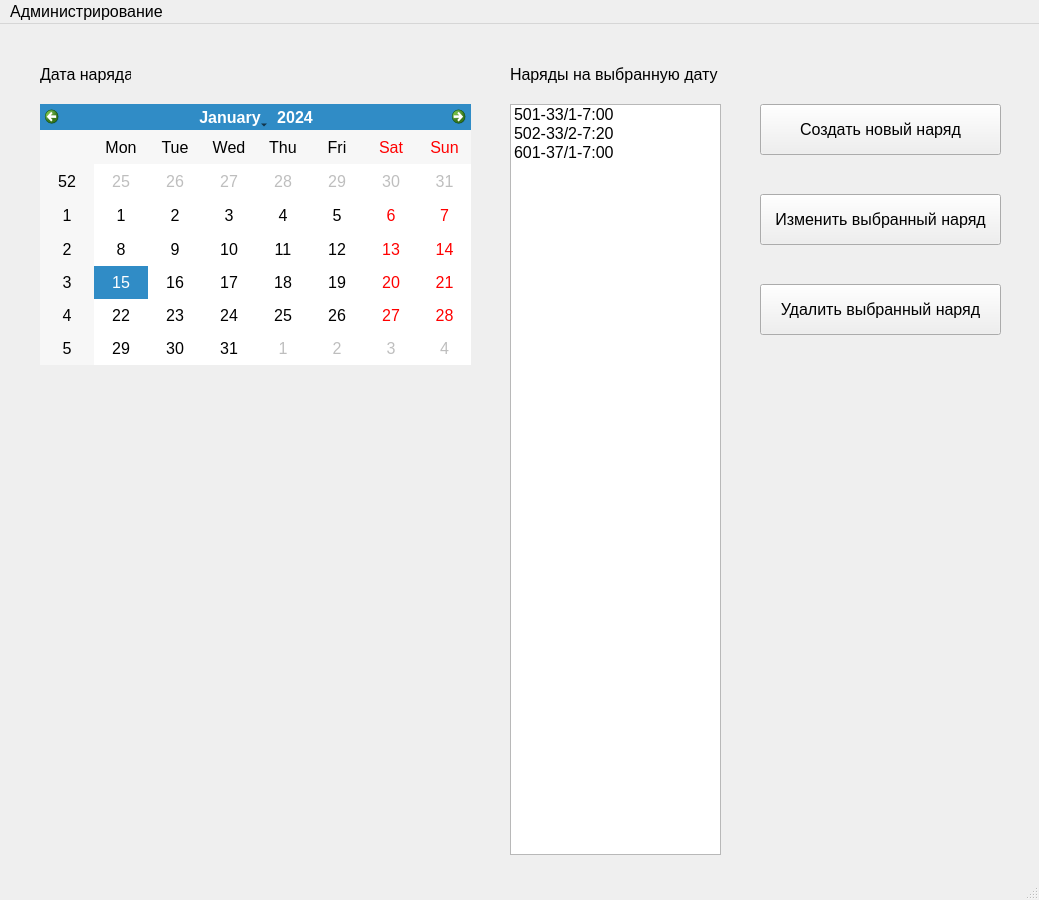
Andrew007Serednev/DenyDesktopApp, file ui/Orders.ui: the form before one commit.
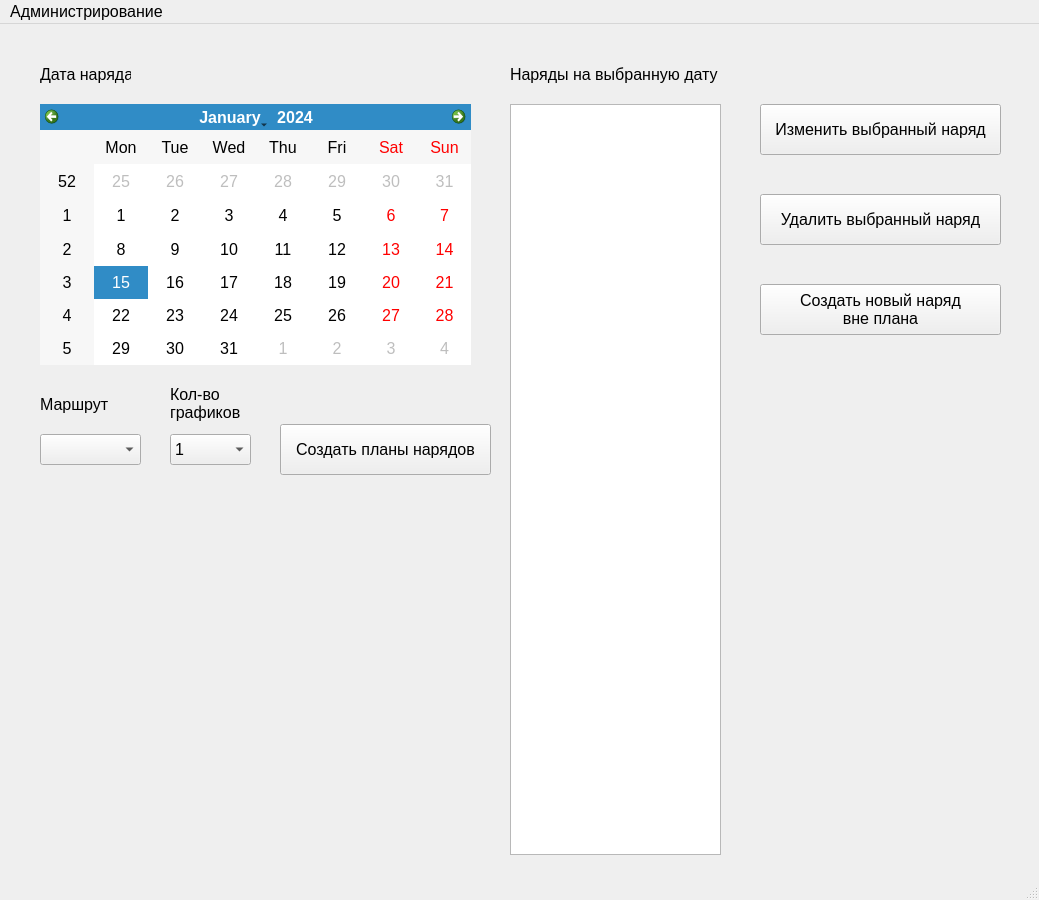
The form after the commit. Icons and pictures are not drawn.

Commit message: Edit Orders.ui and Route classes for back and front

```diff
--- a/ui/Orders.ui
+++ b/ui/Orders.ui
@@ -37,27 +37,12 @@
       <height>751</height>
      </rect>
     </property>
-    <item>
-     <property name="text">
-      <string>501-33/1-7:00</string>
-     </property>
-    </item>
-    <item>
-     <property name="text">
-      <string>502-33/2-7:20</string>
-     </property>
-    </item>
-    <item>
-     <property name="text">
-      <string>601-37/1-7:00</string>
-     </property>
-    </item>
    </widget>
    <widget class="QPushButton" name="orderCreateButton">
     <property name="geometry">
      <rect>
       <x>760</x>
-      <y>80</y>
+      <y>260</y>
       <width>241</width>
       <height>51</height>
      </rect>
@@ -68,7 +53,8 @@
      </font>
     </property>
     <property name="text">
-     <string>Создать новый наряд</string>
+     <string>Создать новый наряд
+вне плана</string>
     </property>
     <property name="icon">
      <iconset>
@@ -80,7 +66,7 @@
     <property name="geometry">
      <rect>
       <x>760</x>
-      <y>170</y>
+      <y>80</y>
       <width>241</width>
       <height>51</height>
      </rect>
@@ -103,7 +89,7 @@
     <property name="geometry">
      <rect>
       <x>760</x>
-      <y>260</y>
+      <y>170</y>
       <width>241</width>
       <height>51</height>
      </rect>
@@ -158,6 +144,156 @@
      <string>Наряды на выбранную дату</string>
     </property>
    </widget>
+   <widget class="QComboBox" name="comboBox">
+    <property name="geometry">
+     <rect>
+      <x>40</x>
+      <y>410</y>
+      <width>101</width>
+      <height>31</height>
+     </rect>
+    </property>
+   </widget>
+   <widget class="QLabel" name="label_3">
+    <property name="geometry">
+     <rect>
+      <x>40</x>
+      <y>370</y>
+      <width>71</width>
+      <height>20</height>
+     </rect>
+    </property>
+    <property name="text">
+     <string>Маршрут</string>
+    </property>
+   </widget>
+   <widget class="QComboBox" name="comboBox_2">
+    <property name="geometry">
+     <rect>
+      <x>170</x>
+      <y>410</y>
+      <width>81</width>
+      <height>31</height>
+     </rect>
+    </property>
+    <item>
+     <property name="text">
+      <string>1</string>
+     </property>
+    </item>
+    <item>
+     <property name="text">
+      <string>2</string>
+     </property>
+    </item>
+    <item>
+     <property name="text">
+      <string>3</string>
+     </property>
+    </item>
+    <item>
+     <property name="text">
+      <string>4</string>
+     </property>
+    </item>
+    <item>
+     <property name="text">
+      <string>5</string>
+     </property>
+    </item>
+    <item>
+     <property name="text">
+      <string>6</string>
+     </property>
+    </item>
+    <item>
+     <property name="text">
+      <string>7</string>
+     </property>
+    </item>
+    <item>
+     <property name="text">
+      <string>8</string>
+     </property>
+    </item>
+    <item>
+     <property name="text">
+      <string>9</string>
+     </property>
+    </item>
+    <item>
+     <property name="text">
+      <string>10</string>
+     </property>
+    </item>
+    <item>
+     <property name="text">
+      <string>11</string>
+     </property>
+    </item>
+    <item>
+     <property name="text">
+      <string>12</string>
+     </property>
+    </item>
+    <item>
+     <property name="text">
+      <string>13</string>
+     </property>
+    </item>
+    <item>
+     <property name="text">
+      <string>14</string>
+     </property>
+    </item>
+    <item>
+     <property name="text">
+      <string>15</string>
+     </property>
+    </item>
+    <item>
+     <property name="text">
+      <string/>
+     </property>
+    </item>
+   </widget>
+   <widget class="QLabel" name="label_4">
+    <property name="geometry">
+     <rect>
+      <x>170</x>
+      <y>359</y>
+      <width>71</width>
+      <height>41</height>
+     </rect>
+    </property>
+    <property name="text">
+     <string>Кол-во
+графиков</string>
+    </property>
+   </widget>
+   <widget class="QPushButton" name="orderCreateButton_2">
+    <property name="geometry">
+     <rect>
+      <x>280</x>
+      <y>400</y>
+      <width>211</width>
+      <height>51</height>
+     </rect>
+    </property>
+    <property name="font">
+     <font>
+      <pointsize>12</pointsize>
+     </font>
+    </property>
+    <property name="text">
+     <string>Создать планы нарядов</string>
+    </property>
+    <property name="icon">
+     <iconset>
+      <normalon>../static/new.png</normalon>
+     </iconset>
+    </property>
+   </widget>
   </widget>
   <widget class="QMenuBar" name="menubar">
    <property name="geometry">
```
The commit also changes 12 other files.
